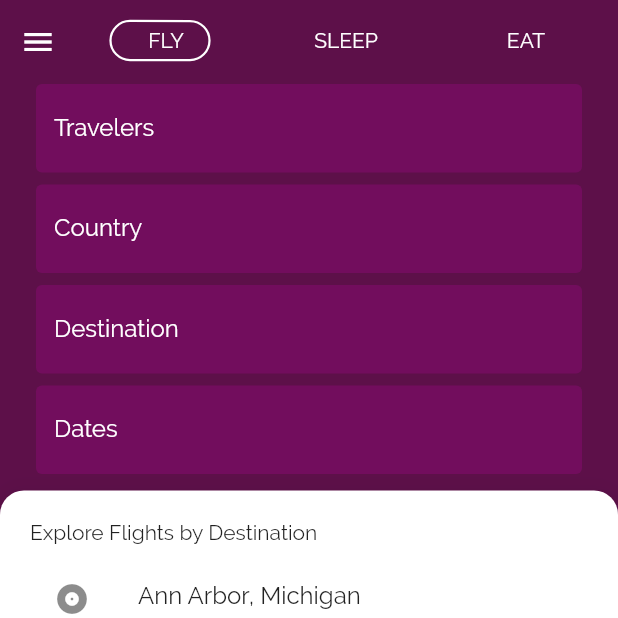
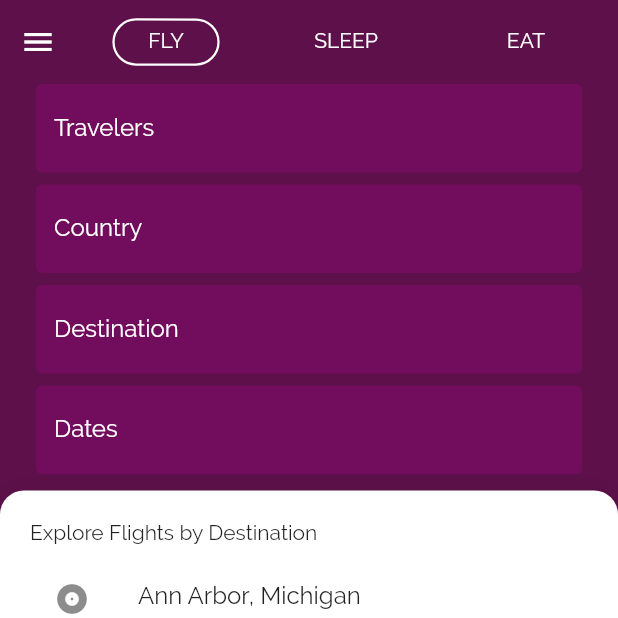
Before and after one commit to tianlunlee/crane, a Flutter app: the screen it shows after launch, on a phone screen of 412 x 824 dp, the top half of it. Run offline on Flutter 3.47's test engine with Material 2 defaults, Android fonts, the phone set to English and light mode, and no system bars.

Commit message:
Adjust BorderTabIndicator values to be uniform across devices and platforms

```diff
--- a/lib/border_tab_indicator.dart
+++ b/lib/border_tab_indicator.dart
@@ -77,10 +77,10 @@ class _BorderPainter extends BoxPainter {
     assert(textDirection != null);
     final Rect indicator = insets.resolve(textDirection).deflateRect(rect);
     return new Rect.fromLTWH(
-      indicator.left + 22.0,
-      indicator.top + 13.0,
-      indicator.width / 2.0 + 8.0,
-      indicator.height / 2.0,
+      indicator.left + indicator.width / 2.0 - 36.0,
+      indicator.top + (indicator.height - 32.0) / 2.0,
+      72.0,
+      32.0, // TODO(tianlun): Add as constants
     );
   }
 
```
